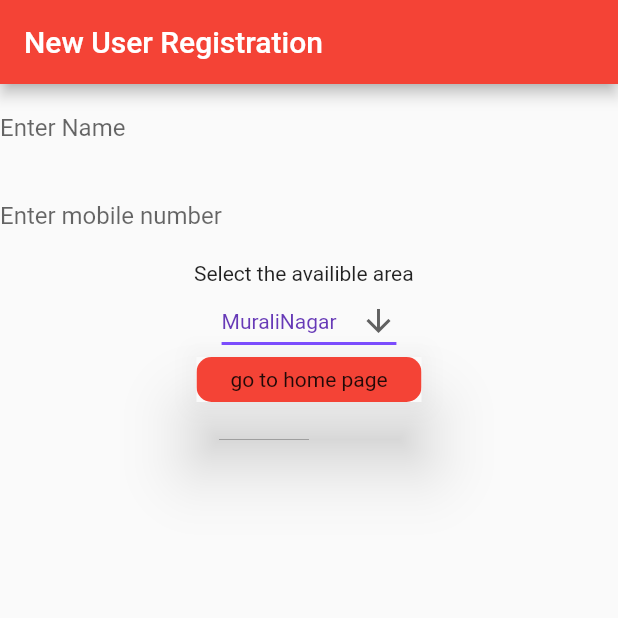
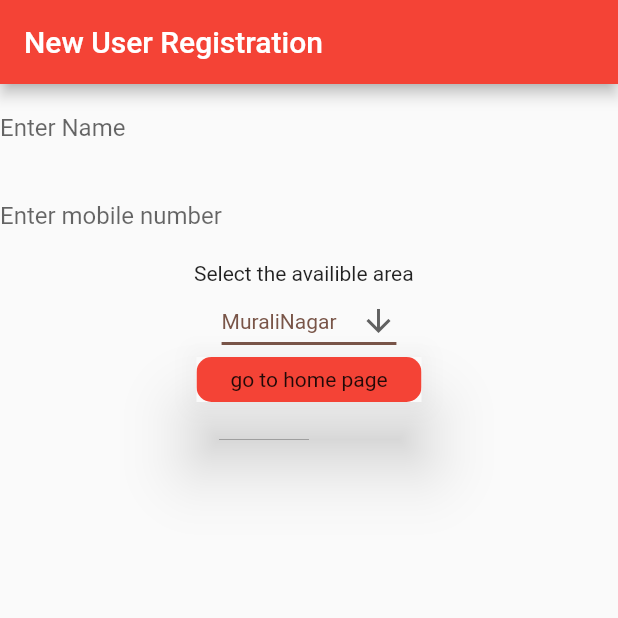
Before and after one commit to Peddinti-Sriram-Bharadwaj/BloodAlert, a Flutter app: the screen it shows after launch, after a tap on "become a blood donor", on a phone screen of 412 x 824 dp, the top half of it. Run offline on Flutter 3.47's test engine with Material 2 defaults, Android fonts, the phone set to English and light mode, and no system bars.

Commit message:
dropdown colors updated

```diff
--- a/lib/registerpage.dart
+++ b/lib/registerpage.dart
@@ -76,10 +76,10 @@ class _Areas extends State<Areas> {
       value: dropdownValue,
       icon: const Icon(Icons.arrow_downward),
       elevation: 16,
-      style: const TextStyle(color: Colors.deepPurple),
+      style: const TextStyle(color: Colors.brown),
       underline: Container(
         height: 2,
-        color: Colors.deepPurpleAccent,
+        color: Colors.brown,
       ),
       onChanged: (String? value) {
         // This is called when the user selects an item.
```
